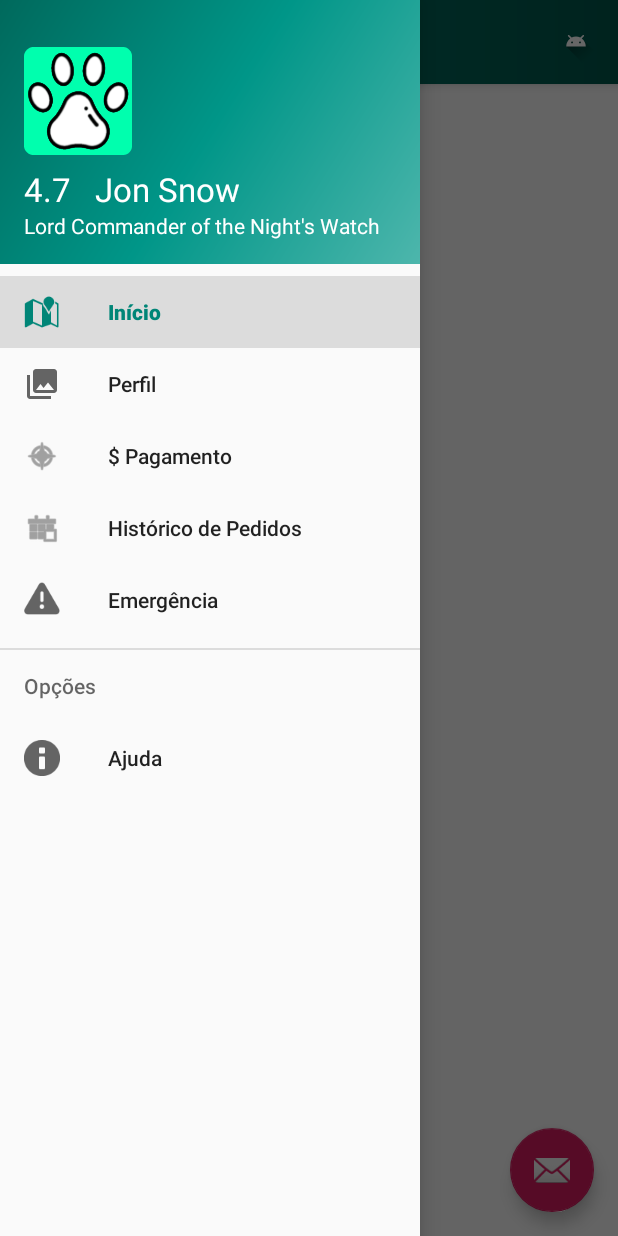
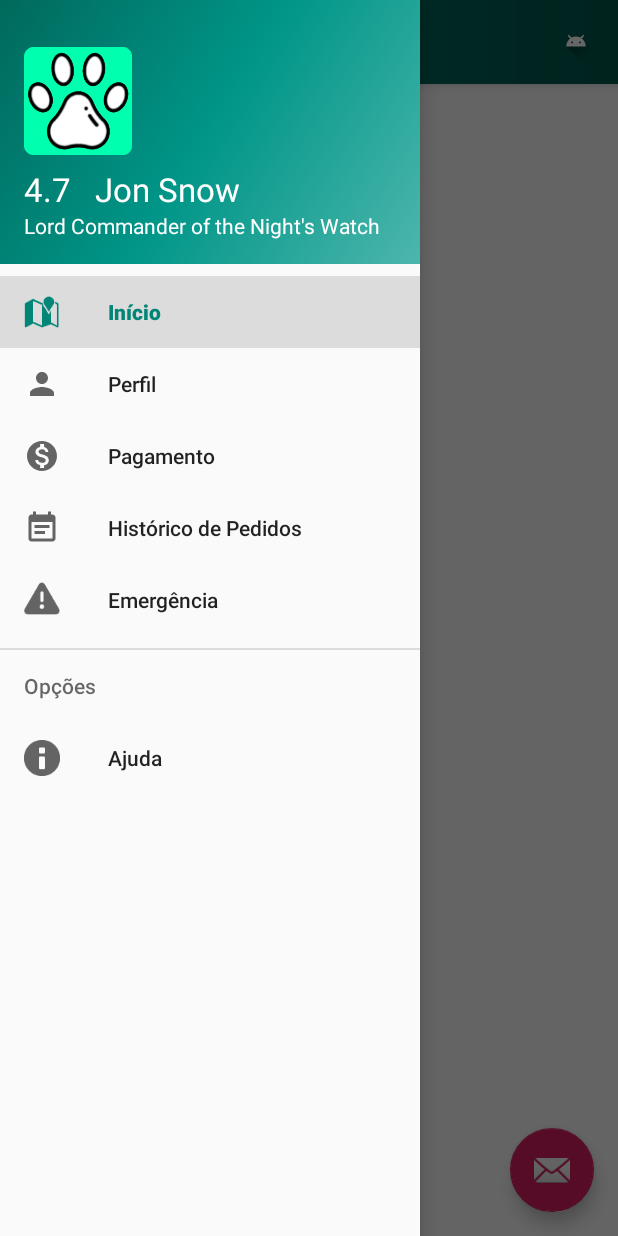
Before and after one commit to lucas-medeiros/PetButler, an Android app: the MenuLateralActivity screen opened directly, with no data from a screen before it, with the side drawer open, on a phone screen of 412 x 824 dp. Run offline under Robolectric (Android 15) with nearby library versions, the phone set to English and light mode, and no system bars; our stand-ins replace navigation-ui; 3 statements that could not run were skipped.

Commit message:
help, about, feedback e consultar serviço activities launcher icon e ícones de menu perfil e home butler mapeadas com o mesmo menu lateral personalização do header no menu lateral mudança no FAB

```diff
--- a/app/build.gradle
+++ b/app/build.gradle
@@ -9,6 +9,7 @@ android {
         versionCode 1
         versionName "1.0"
         testInstrumentationRunner "androidx.test.runner.AndroidJUnitRunner"
+        vectorDrawables.useSupportLibrary = true
     }
     buildTypes {
         release {
--- a/app/src/main/java/com/example/petbutler/ui/Perfil/PerfilButlerFragment.java
+++ b/app/src/main/java/com/example/petbutler/ui/Perfil/PerfilButlerFragment.java
@@ -10,7 +10,6 @@ import android.view.LayoutInflater;
 import android.view.View;
 import android.view.ViewGroup;
 import android.widget.ArrayAdapter;
-import android.widget.EditText;
 import android.widget.ImageButton;
 import android.widget.ImageView;
 import android.widget.ListView;
--- a/app/src/main/java/com/example/petbutler/ui/Perfil/PerfilClienteFragment.java
+++ b/app/src/main/java/com/example/petbutler/ui/Perfil/PerfilClienteFragment.java
@@ -10,7 +10,6 @@ import android.view.LayoutInflater;
 import android.view.View;
 import android.view.ViewGroup;
 import android.widget.ArrayAdapter;
-import android.widget.EditText;
 import android.widget.ImageButton;
 import android.widget.ImageView;
 import android.widget.ListView;
--- /dev/null
+++ b/app/src/main/res/drawable/ic_add_black_24dp.xml
@@ -0,0 +1,9 @@
+<vector xmlns:android="http://schemas.android.com/apk/res/android"
+        android:width="24dp"
+        android:height="24dp"
+        android:viewportWidth="24.0"
+        android:viewportHeight="24.0">
+    <path
+        android:fillColor="#FF000000"
+        android:pathData="M19,13h-6v6h-2v-6H5v-2h6V5h2v6h6v2z"/>
+</vector>
--- /dev/null
+++ b/app/src/main/res/drawable/ic_event_note_black_24dp.xml
@@ -0,0 +1,9 @@
+<vector xmlns:android="http://schemas.android.com/apk/res/android"
+        android:width="24dp"
+        android:height="24dp"
+        android:viewportWidth="24.0"
+        android:viewportHeight="24.0">
+    <path
+        android:fillColor="#FF000000"
+        android:pathData="M17,10L7,10v2h10v-2zM19,3h-1L18,1h-2v2L8,3L8,1L6,1v2L5,3c-1.11,0 -1.99,0.9 -1.99,2L3,19c0,1.1 0.89,2 2,2h14c1.1,0 2,-0.9 2,-2L21,5c0,-1.1 -0.9,-2 -2,-2zM19,19L5,19L5,8h14v11zM14,14L7,14v2h7v-2z"/>
+</vector>
--- /dev/null
+++ b/app/src/main/res/drawable/ic_monetization_on_black_24dp.xml
@@ -0,0 +1,9 @@
+<vector xmlns:android="http://schemas.android.com/apk/res/android"
+        android:width="24dp"
+        android:height="24dp"
+        android:viewportWidth="24.0"
+        android:viewportHeight="24.0">
+    <path
+        android:fillColor="#FF000000"
+        android:pathData="M12,2C6.48,2 2,6.48 2,12s4.48,10 10,10 10,-4.48 10,-10S17.52,2 12,2zM13.41,18.09L13.41,20h-2.67v-1.93c-1.71,-0.36 -3.16,-1.46 -3.27,-3.4h1.96c0.1,1.05 0.82,1.87 2.65,1.87 1.96,0 2.4,-0.98 2.4,-1.59 0,-0.83 -0.44,-1.61 -2.67,-2.14 -2.48,-0.6 -4.18,-1.62 -4.18,-3.67 0,-1.72 1.39,-2.84 3.11,-3.21L10.74,4h2.67v1.95c1.86,0.45 2.79,1.86 2.85,3.39L14.3,9.34c-0.05,-1.11 -0.64,-1.87 -2.22,-1.87 -1.5,0 -2.4,0.68 -2.4,1.64 0,0.84 0.65,1.39 2.67,1.91s4.18,1.39 4.18,3.91c-0.01,1.83 -1.38,2.83 -3.12,3.16z"/>
+</vector>
--- /dev/null
+++ b/app/src/main/res/drawable/ic_person_black_24dp.xml
@@ -0,0 +1,9 @@
+<vector xmlns:android="http://schemas.android.com/apk/res/android"
+        android:width="24dp"
+        android:height="24dp"
+        android:viewportWidth="24.0"
+        android:viewportHeight="24.0">
+    <path
+        android:fillColor="#FF000000"
+        android:pathData="M12,12c2.21,0 4,-1.79 4,-4s-1.79,-4 -4,-4 -4,1.79 -4,4 1.79,4 4,4zM12,14c-2.67,0 -8,1.34 -8,4v2h16v-2c0,-2.66 -5.33,-4 -8,-4z"/>
+</vector>
--- a/app/src/main/res/layout/fragment_perfil_cliente.xml
+++ b/app/src/main/res/layout/fragment_perfil_cliente.xml
@@ -136,7 +136,7 @@
         android:contentDescription="@string/addPetbuttonDescription"
         app:layout_constraintStart_toEndOf="@+id/tv_pets"
         app:layout_constraintTop_toBottomOf="@+id/et_resumo"
-        app:srcCompat="@android:drawable/ic_input_add" />
+        app:srcCompat="@drawable/ic_add_black_24dp" />
 
     <TextView
         android:id="@+id/et_telefone"
--- a/app/src/main/res/menu/activity_menu_lateral_drawer.xml
+++ b/app/src/main/res/menu/activity_menu_lateral_drawer.xml
@@ -10,15 +10,15 @@
             android:title="@string/menu_home" />
         <item
             android:id="@+id/nav_perfil"
-            android:icon="@drawable/ic_menu_gallery"
+            android:icon="@drawable/ic_person_black_24dp"
             android:title="@string/perfil" />
         <item
             android:id="@+id/nav_pagamento"
-            android:icon="@android:drawable/ic_menu_compass"
-            android:title="$ Pagamento" />
+            android:icon="@drawable/ic_monetization_on_black_24dp"
+            android:title="Pagamento" />
         <item
             android:id="@+id/nav_logPedidos"
-            android:icon="@android:drawable/ic_menu_today"
+            android:icon="@drawable/ic_event_note_black_24dp"
             android:title="@string/logPedidos" />
         <item
             android:id="@+id/nav_emergencia"
--- a/app/src/main/res/values/strings.xml
+++ b/app/src/main/res/values/strings.xml
@@ -64,6 +64,7 @@
     <string name="descricao">Descrição</string>
     <string name="title_activity_menu_lateral_butler">MenuLateralButlerActivity</string>
     <string name="enviar">Enviar</string>
+    <string name="pagamento">Pagamento</string>
 
 
 </resources>
```
